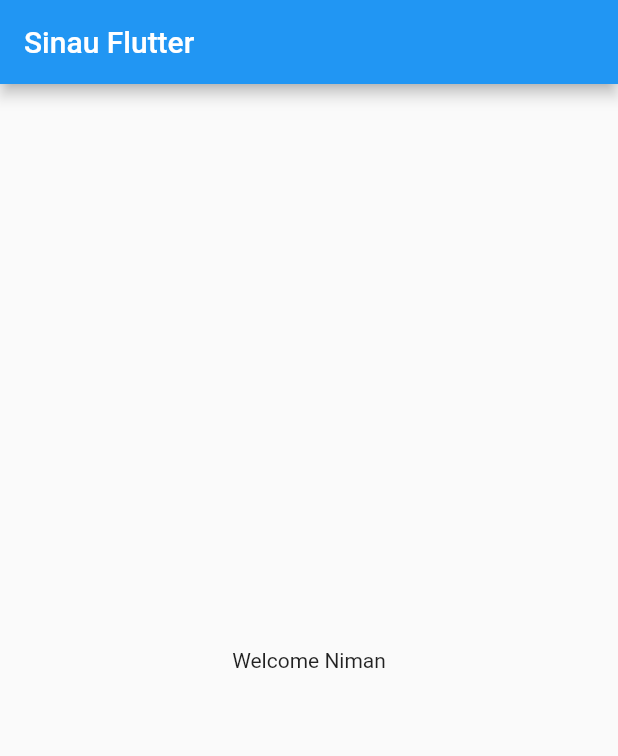
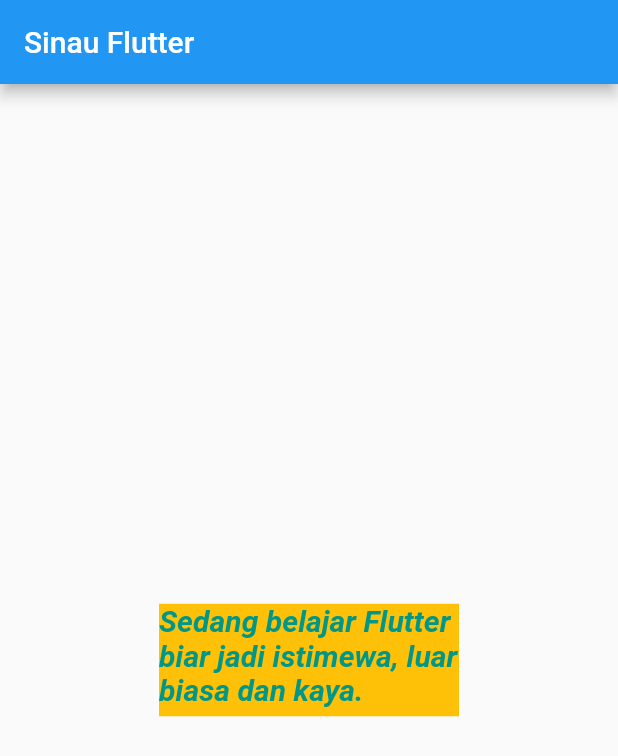
Before and after one commit to muminin/sinau_flutter, a Flutter app: the screen it shows after launch, on a phone screen of 412 x 824 dp. Shown: the top 756 px of the screen. Run offline on Flutter 3.47's test engine with Material 2 defaults, Android fonts, the phone set to English and light mode, and no system bars.

Commit message:
03. Text Widget

```diff
--- a/lib/main.dart
+++ b/lib/main.dart
@@ -12,7 +12,19 @@ class MyApp extends StatelessWidget {
         appBar: AppBar(
           title: Text("Sinau Flutter"),
         ),
-        body: Center(child: Text("Welcome Niman")),
+        body: Center(
+            child: Container(
+                color: Colors.amber,
+                width: 200,
+                height: 75,
+                child: Text(
+                  "Sedang belajar Flutter biar jadi istimewa, luar biasa dan kaya.",
+                  style: TextStyle(
+                      color: Colors.teal,
+                      fontStyle: FontStyle.italic,
+                      fontWeight: FontWeight.w700,
+                      fontSize: 20),
+                ))),
       ),
     );
   }
```
